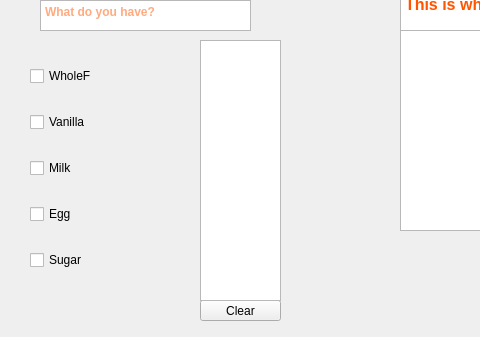
The window that mainwindow.ui (carthy27/CookingApp) describes before a commit, drawn with Qt 5; both pictures show x 0 to 480 and y 169 to 506 of the 1465 by 739 pixel window.
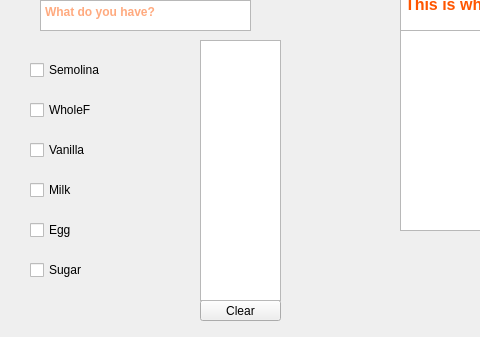
The same window after the commit.

What changed in the file:
```diff
--- a/mainwindow.ui
+++ b/mainwindow.ui
@@ -30,6 +30,13 @@
      <property name="sizeConstraint">
       <enum>QLayout::SetMinimumSize</enum>
      </property>
+     <item>
+      <widget class="QCheckBox" name="checkBox_6">
+       <property name="text">
+        <string>Semolina</string>
+       </property>
+      </widget>
+     </item>
      <item>
       <widget class="QCheckBox" name="checkBox_5">
        <property name="text">
```
